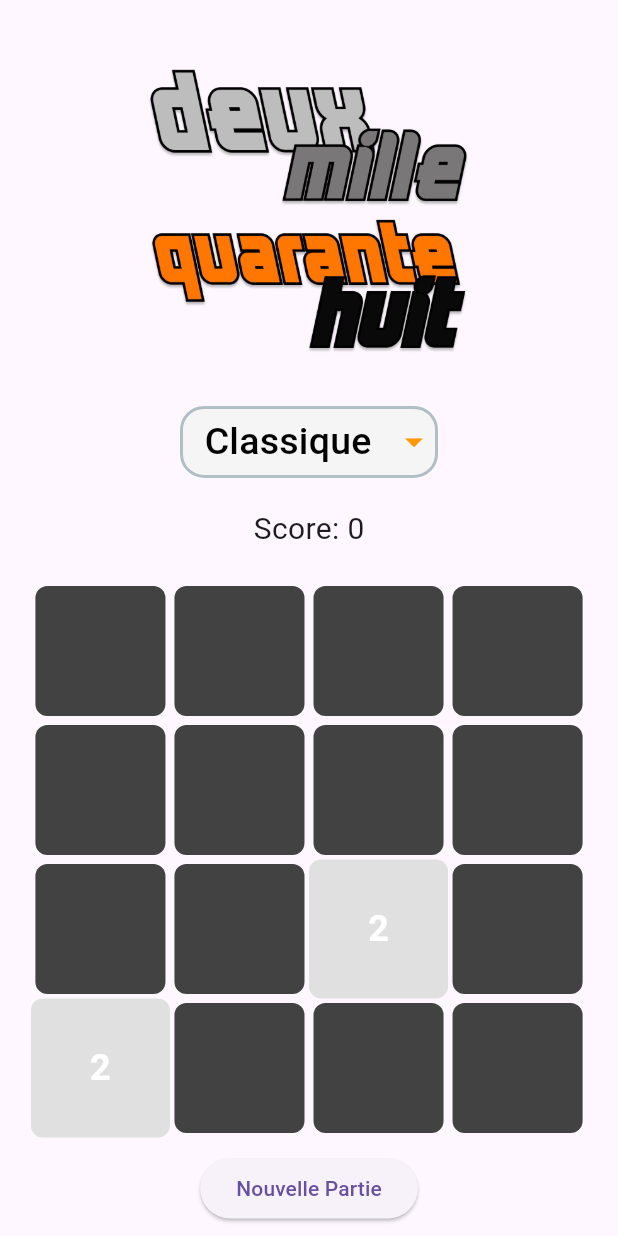
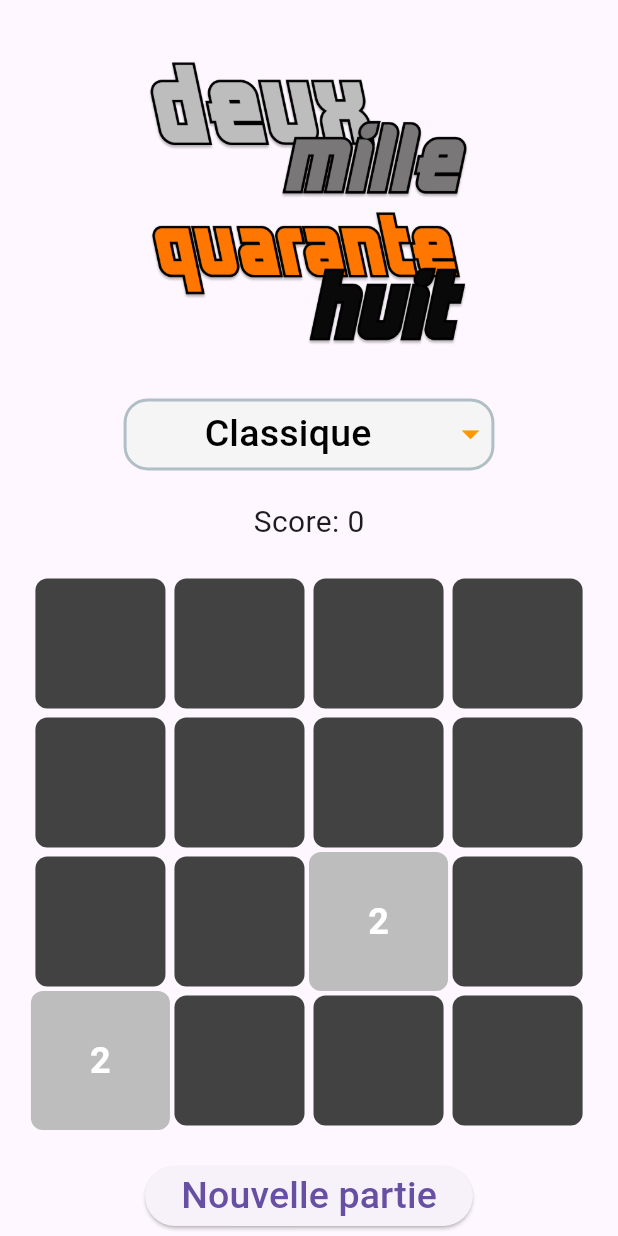
Before and after one commit to antrouillard/deux_mille_quarante_huit, a Flutter app: the screen it shows after launch, on a phone screen of 412 x 824 dp. Run offline on Flutter 3.47's test engine with Material 3 defaults, Android fonts, the phone set to English and light mode, and no system bars; drawn by our look-alikes of dropdown_button2.

Commit message:
fix: corrected gameMode button

```diff
--- a/lib/models/game.dart
+++ b/lib/models/game.dart
@@ -6,6 +6,7 @@ class Game {
   static const int size = 4;
   List<List<int>> board = List.generate(size, (_) => List.filled(size, 0));
   int score = 0;
+  int bestScore = 0;
   Set<Point<int>> mergedTiles = {};
   Set<Point<int>> newTiles = {};
   Set<Point<int>> explodingTiles = {};
@@ -146,6 +147,12 @@ class Game {
     return line;
   }
 
+  void updateBestScore() {
+    if (score > bestScore) {
+      bestScore = score;
+    }
+  }
+
   void _checkGameOver() {
     for (var row in board) {
       if (row.contains(0)) return;
--- a/lib/screens/game_screen.dart
+++ b/lib/screens/game_screen.dart
@@ -108,7 +108,8 @@ class _GameScreenState extends State<GameScreen> {
             onPressed: () {
               Navigator.pop(context);
               setState(() {
-                game = Game();
+                game.updateBestScore();
+                game = Game(mode: _selectedMode);
                 _moveCount = 0;
                 _currentTimeout = moveTimeoutSeconds.toDouble();
                 _moveTimer?.cancel();
@@ -163,8 +164,17 @@ class _GameScreenState extends State<GameScreen> {
                 ),
               ),
               // MODE DROPDOWN
-              Padding(
-                padding: const EdgeInsets.symmetric(horizontal: 120.0),
+              LayoutBuilder(
+                builder: (context, constraints) {
+                  // Choose a width that is a fraction of the screen, or at least a minimum
+                  double dropdownWidth =
+                      constraints.maxWidth * 0.6; // 60% of screen width
+                  dropdownWidth = dropdownWidth < 220
+                      ? 220
+                      : dropdownWidth; // Minimum width
+
+                  return SizedBox(
+                    width: dropdownWidth,
                     child: DropdownButton2<GameMode>(
                       isExpanded: true,
                       value: _selectedMode,
@@ -197,7 +207,7 @@ class _GameScreenState extends State<GameScreen> {
                               child: Text("Spécial",
                                   style: TextStyle(
                                       color: Color.fromARGB(255, 252, 217, 61),
-                                  fontSize: 25,
+                                      fontSize: 30,
                                       fontFamily: 'Bellyn'))),
                         ),
                         DropdownMenuItem(
@@ -214,8 +224,8 @@ class _GameScreenState extends State<GameScreen> {
                         decoration: BoxDecoration(
                           borderRadius: BorderRadius.circular(16),
                           color: Colors.grey[100],
-                      border:
-                          Border.all(color: Colors.blueGrey.shade200, width: 2),
+                          border: Border.all(
+                              color: Colors.blueGrey.shade200, width: 2),
                         ),
                       ),
                       dropdownStyleData: DropdownStyleData(
@@ -233,11 +243,32 @@ class _GameScreenState extends State<GameScreen> {
                         padding: EdgeInsets.symmetric(horizontal: 12),
                       ),
                     ),
+                  );
+                },
               ),
               const SizedBox(height: 20),
               // SCORE
-              Text("Score: ${game.score}",
-                  style: const TextStyle(fontSize: 20)),
+              Row(
+                mainAxisAlignment: MainAxisAlignment.center,
+                children: [
+                  Text(
+                    "Score: ${game.score}",
+                    style: const TextStyle(fontSize: 20),
+                  ),
+                  if (game.bestScore > 0) ...[
+                    const SizedBox(width: 8),
+                    Text(
+                      "(${game.bestScore})",
+                      style: const TextStyle(
+                        fontSize: 15,
+                        fontStyle: FontStyle.italic,
+                        color: Colors.black38,
+                        fontWeight: FontWeight.w400,
+                      ),
+                    ),
+                  ],
+                ],
+              ),
               const SizedBox(height: 10),
               // MOVE TIMER
               if (_selectedMode == GameMode.vitesse)
@@ -261,12 +292,13 @@ class _GameScreenState extends State<GameScreen> {
                 newTiles: game.newTiles,
                 explodingTiles: game.explodingTiles,
               ),
-              const SizedBox(height: 10),
+              const SizedBox(height: 20),
               // NEW GAME BUTTON
               ElevatedButton(
                 onPressed: () {
                   setState(() {
-                    game = Game();
+                    game.updateBestScore();
+                    game = Game(mode: _selectedMode);
                     _moveCount = 0;
                     _currentTimeout = moveTimeoutSeconds.toDouble();
                     _moveTimer?.cancel();
@@ -275,7 +307,8 @@ class _GameScreenState extends State<GameScreen> {
                     }
                   });
                 },
-                child: const Text("Nouvelle Partie"),
+                child: const Text("Nouvelle partie",
+                    style: TextStyle(fontSize: 25)),
               ),
             ],
           ),
--- a/lib/widgets/tile_widget.dart
+++ b/lib/widgets/tile_widget.dart
@@ -88,9 +88,9 @@ class _TileWidgetState extends State<TileWidget>
       case -1:
         return Colors.black;
       case 2:
-        return Colors.grey[300]!;
+        return Colors.grey[400]!;
       case 4:
-        return Colors.grey[400]!;
+        return Colors.grey[600]!;
       case 8:
         return Colors.orange;
       case 16:
--- a/pubspec.yaml
+++ b/pubspec.yaml
@@ -36,6 +36,7 @@ dependencies:
   # Use with the CupertinoIcons class for iOS style icons.
   cupertino_icons: ^1.0.6
   dropdown_button2: ^2.3.9
+  shared_preferences: ^2.2.2
 
 dev_dependencies:
   flutter_test:
```
Also changed, not shown: pubspec.lock. Lines whose indentation alone changed are shown as unchanged.
